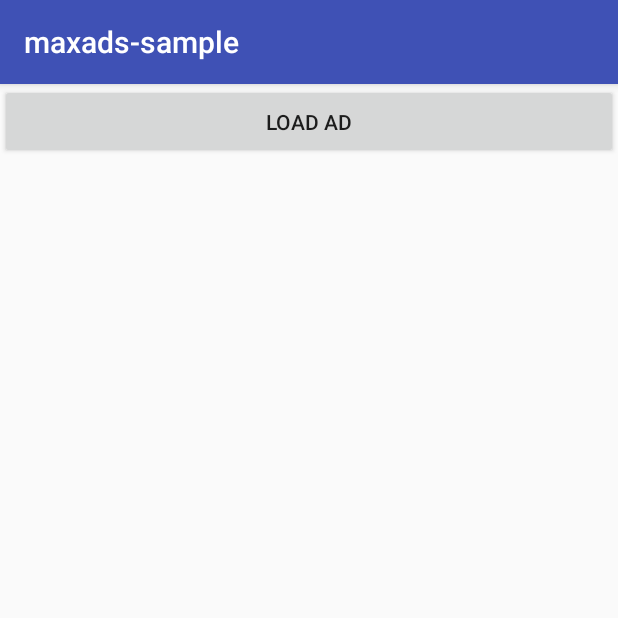
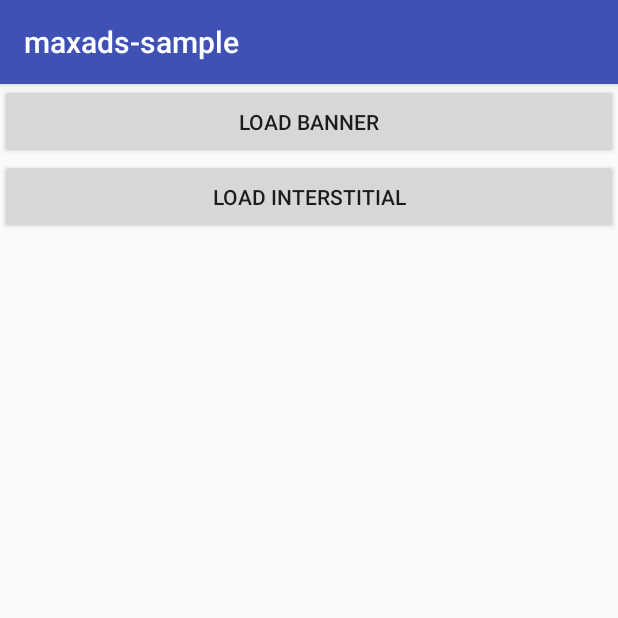
Before and after one commit to gshcherb/max-android-sdk, an Android app: the screen it shows after launch (MainActivity), on a phone screen of 412 x 824 dp, the top half of it. Run offline under Robolectric (Android 15) with nearby library versions, the phone set to English and light mode, and no system bars; our stand-ins replace AdMob, RxJava; libraries missing offline, so code that uses them is left out: com.facebook.stetho, com.google.android.gms, com.jenzz.appstate; pictures from the network do not load; 3 statements that could not run were skipped.

Commit message:
Displaying interstitials

```diff
--- a/app/src/main/AndroidManifest.xml
+++ b/app/src/main/AndroidManifest.xml
@@ -16,7 +16,8 @@
         android:roundIcon="@mipmap/ic_launcher_round"
         android:supportsRtl="true"
         android:theme="@style/AppTheme">
-        <activity android:name=".activities.MainActivity">
+        <activity android:name=".activities.MainActivity"
+                  android:configChanges="keyboardHidden|orientation|screenSize">
             <intent-filter>
                 <action android:name="android.intent.action.MAIN"/>
 
--- a/app/src/main/java/io/maxads/maxads_sample/activities/MainActivity.java
+++ b/app/src/main/java/io/maxads/maxads_sample/activities/MainActivity.java
@@ -7,33 +7,45 @@ import android.view.View;
 import android.widget.Button;
 
 import io.maxads.ads.banner.view.BannerAdView;
+import io.maxads.ads.interstitial.Interstitial;
 import io.maxads.maxads_sample.R;
 
-public class MainActivity extends AppCompatActivity implements BannerAdView.Listener, View.OnClickListener {
+public class MainActivity extends AppCompatActivity implements BannerAdView.Listener, View.OnClickListener, Interstitial.Listener {
 
-  private Button mLoadAdButton;
+  private Button mLoadBannerButton;
+  private Button mLoadInterstitialButton;
   private BannerAdView mBannerAdView;
+  private Interstitial mInterstitial;
 
   @Override
   protected void onCreate(Bundle savedInstanceState) {
     super.onCreate(savedInstanceState);
     setContentView(R.layout.activity_main);
 
-    mLoadAdButton = findViewById(R.id.load_ad);
-    mLoadAdButton.setOnClickListener(this);
+    mLoadBannerButton = findViewById(R.id.load_banner);
+    mLoadBannerButton.setOnClickListener(this);
+    mLoadInterstitialButton = findViewById(R.id.load_interstitial);
+    mLoadInterstitialButton.setOnClickListener(this);
     mBannerAdView = findViewById(R.id.ad);
     mBannerAdView.setListener(this);
+    mInterstitial = new Interstitial(this);
+    mInterstitial.setListener(this);
   }
 
   @Override
   protected void onDestroy() {
     super.onDestroy();
     mBannerAdView.destroy();
+    mInterstitial.destroy();
   }
 
   @Override
   public void onClick(View view) {
-    mBannerAdView.load("ag9zfm1heGFkcy0xNTY1MTlyEwsSBkFkVW5pdBiAgICAvKGCCQw");
+    if (view == mLoadBannerButton) {
+      mBannerAdView.load("ag9zfm1heGFkcy0xNTY1MTlyEwsSBkFkVW5pdBiAgICAvKGCCQw");
+    } else if (view == mLoadInterstitialButton) {
+      mInterstitial.load("ag9zfm1heGFkcy0xNTY1MTlyEwsSBkFkVW5pdBiAgICAvKGCCQw");
+    }
   }
 
   @Override
@@ -47,4 +59,29 @@ public class MainActivity extends AppCompatActivity implements BannerAdView.List
   @Override
   public void onBannerError(@NonNull BannerAdView bannerAdView) {
   }
+
+  @Override
+  public void onInterstitialLoaded(@NonNull Interstitial interstitial) {
+    mInterstitial.show();
+  }
+
+  @Override
+  public void onInterstitialShown(@NonNull Interstitial interstitial) {
+
+  }
+
+  @Override
+  public void onInterstitialClicked(@NonNull Interstitial interstitial) {
+
+  }
+
+  @Override
+  public void onInterstitialDismissed(@NonNull Interstitial interstitial) {
+
+  }
+
+  @Override
+  public void onInterstitialError(@NonNull Interstitial interstitial) {
+
+  }
 }
--- a/app/src/main/res/layout/activity_main.xml
+++ b/app/src/main/res/layout/activity_main.xml
@@ -7,11 +7,18 @@
     tools:context="io.maxads.maxads_sample.activities.MainActivity">
 
     <Button
-        android:id="@+id/load_ad"
+        android:id="@+id/load_banner"
         android:layout_width="match_parent"
         android:layout_height="50dp"
         android:layout_alignParentTop="true"
-        android:text="Load Ad" />
+        android:text="Load Banner" />
+
+    <Button
+        android:id="@+id/load_interstitial"
+        android:layout_width="match_parent"
+        android:layout_height="50dp"
+        android:layout_below="@id/load_banner"
+        android:text="Load Interstitial" />
 
     <io.maxads.ads.banner.view.BannerAdView
         android:id="@+id/ad"
--- a/sdk/src/main/java/io/maxads/ads/interstitial/presenter/InterstitialPresenterFactory.java
+++ b/sdk/src/main/java/io/maxads/ads/interstitial/presenter/InterstitialPresenterFactory.java
@@ -23,7 +23,7 @@ public class InterstitialPresenterFactory {
       new InterstitialPresenterDecorator(htmlBannerPresenter, new AdTrackingDelegate(ad.getImpressionUrls(),
         ad.getClickUrls()), interstitialPresenterListener);
 
-    htmlBannerPresenter.setListener(interstitialPresenterListener);
+    htmlBannerPresenter.setListener(interstitialPresenterDecorator);
 
     return interstitialPresenterDecorator;
   }
```
Also changed, not shown: sdk/src/main/AndroidManifest.xml (+6 -1 lines), sdk/src/main/java/io/maxads/ads/interstitial/activity/InterstitialActivity.java (+22 -10 lines), sdk/src/main/java/io/maxads/ads/interstitial/presenter/HtmlInterstitialPresenter.java (+11 -0 lines), sdk/src/main/java/io/maxads/ads/interstitial/presenter/InterstitialActivityPresenter.java (added, +52 -0 lines), sdk/src/main/java/io/maxads/ads/interstitial/view/InterstitialActivityViewModule.java (added, +14 -0 lines), sdk/src/main/java/io/maxads/ads/interstitial/view/InterstitialActivityViewModuleImpl.java (added, +42 -0 lines), sdk/src/main/res/layout/activity_interstitial.xml (added, +12 -0 lines).
